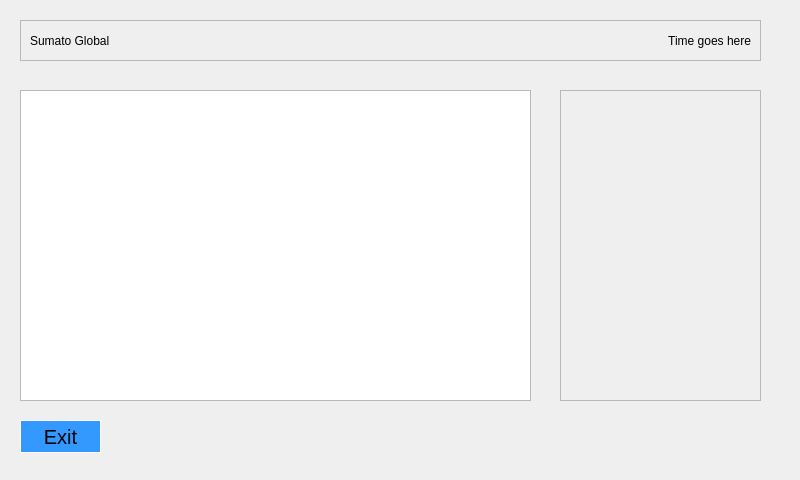
The window that print_queue.ui (WhiteW0lf00/supreme_ulterior_interior) describes before a commit, drawn with Qt 5.
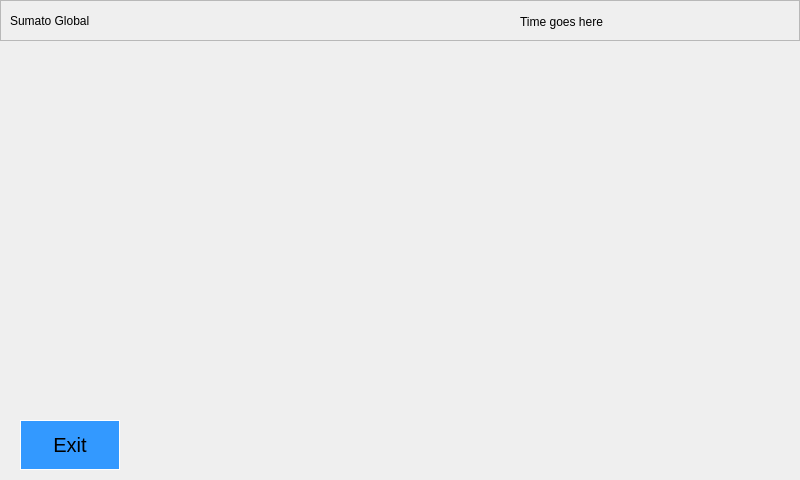
The same window after the commit.

The edit to the form file:
```diff
--- a/print_queue.ui
+++ b/print_queue.ui
@@ -16,9 +16,9 @@
   <widget class="QFrame" name="topFrame">
    <property name="geometry">
     <rect>
-     <x>20</x>
-     <y>20</y>
-     <width>741</width>
+     <x>0</x>
+     <y>0</y>
+     <width>800</width>
      <height>41</height>
     </rect>
    </property>
@@ -34,9 +34,9 @@
    <widget class="QLabel" name="timeLabel">
     <property name="geometry">
      <rect>
-      <x>420</x>
-      <y>0</y>
-      <width>311</width>
+      <x>323</x>
+      <y>1</y>
+      <width>477</width>
       <height>41</height>
      </rect>
     </property>
@@ -44,7 +44,7 @@
      <string>Time goes here</string>
     </property>
     <property name="alignment">
-     <set>Qt::AlignRight|Qt::AlignTrailing|Qt::AlignVCenter</set>
+     <set>Qt::AlignCenter</set>
     </property>
    </widget>
    <widget class="QLabel" name="companyLabel">
@@ -70,6 +70,9 @@
      <height>311</height>
     </rect>
    </property>
+   <property name="styleSheet">
+    <string notr="true">background-color: rgba(0,0,0,0%); border: none;</string>
+   </property>
   </widget>
   <widget class="QFrame" name="printStatusFrame">
    <property name="geometry">
@@ -80,6 +83,9 @@
      <height>311</height>
     </rect>
    </property>
+   <property name="styleSheet">
+    <string notr="true">background-color: rgba(0,0,0,0%); border: none;</string>
+   </property>
    <property name="frameShape">
     <enum>QFrame::StyledPanel</enum>
    </property>
@@ -92,8 +98,8 @@
     <rect>
      <x>20</x>
      <y>420</y>
-     <width>81</width>
-     <height>33</height>
+     <width>100</width>
+     <height>50</height>
     </rect>
    </property>
    <property name="font">
```
